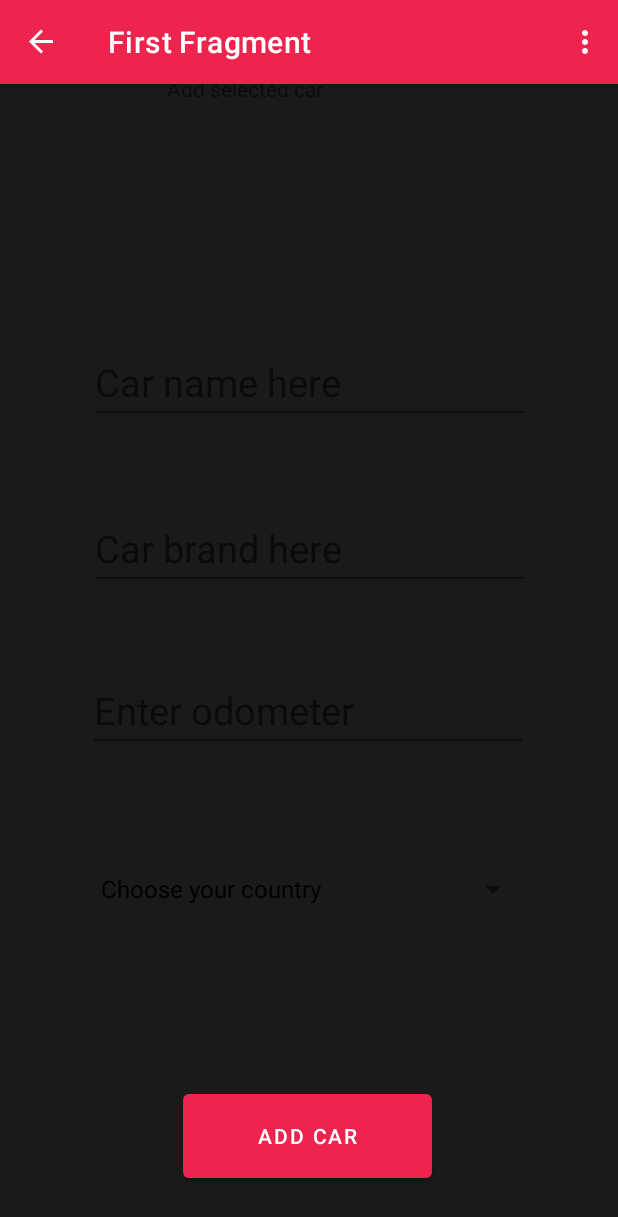
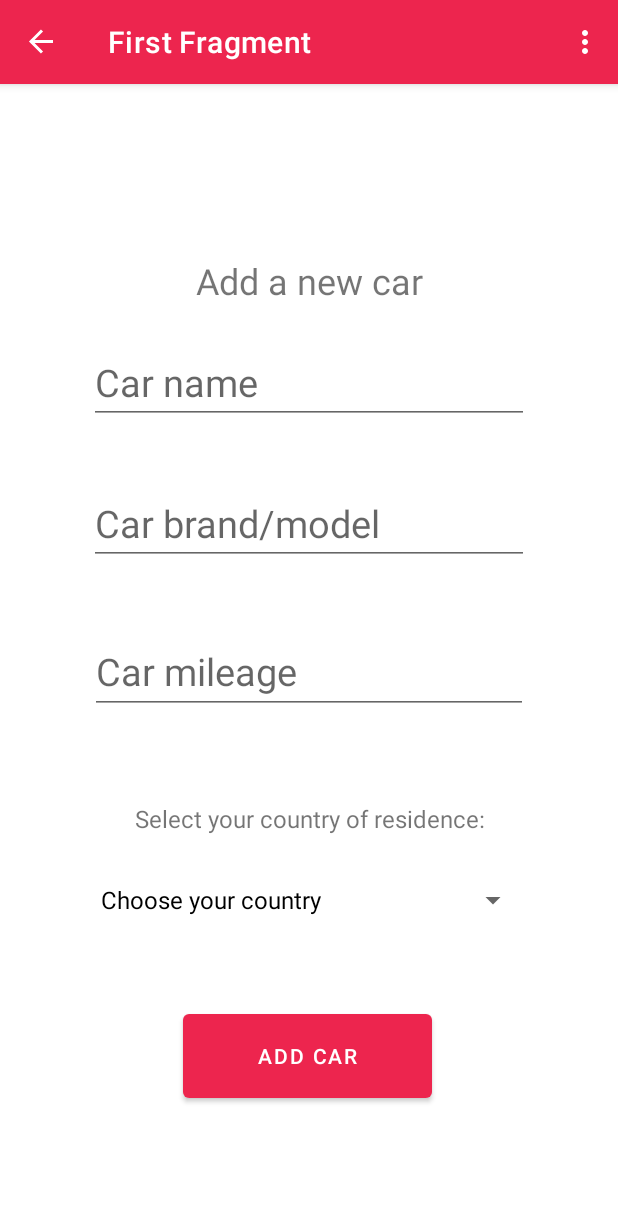
Before and after one commit to JonasKucinskas/MileMate, an Android app: the CarAddFragment screen opened through its navigation route, after a tap on "ADD CAR", on a phone screen of 412 x 824 dp. Shown: the top 1217 px of the screen. Run offline under Robolectric (Android 15) with nearby library versions, the phone set to English and light mode, and no system bars; our stand-ins replace Room's generated code, navigation-ui.

Commit message:
MM-15 Changed variable CarOdometer to CarMileage. Added new car object view fragment: fragment_car_info.xml (WIP). MM-10 Tidied up fragment_car_add.xml. MM-8 Temporarily reverted back to white theme.
Changed few unmodified variable types from var to val.
Converted more strings to editable into strings.xml

```diff
--- a/app/src/main/java/com/example/milemate/Car.kt
+++ b/app/src/main/java/com/example/milemate/Car.kt
@@ -1,7 +1,9 @@
 package com.example.milemate
+
+import java.util.Date
 
 class Car constructor(param1: String, param2: String, param3: String) {
     var carName: String = param1
     var carBrand: String = param2
-    var carOdometer: String = param3
+    var carMileage: String = param3
 }
--- a/app/src/main/java/com/example/milemate/CarAddFragment.kt
+++ b/app/src/main/java/com/example/milemate/CarAddFragment.kt
@@ -40,16 +40,16 @@
         addCarButton.setOnClickListener {
             val carNameContent = view.findViewById<EditText>(R.id.textCarName).text.toString()
             val carBrandContent = view.findViewById<EditText>(R.id.textCarBrand).text.toString()
-            val carOdometerContent = view.findViewById<EditText>(R.id.textCarOdometer).text.toString()
-            FirstCar = Car(carNameContent, carBrandContent, carOdometerContent)
+            val carMileageContent = view.findViewById<EditText>(R.id.numberCarMileage).text.toString()
+            FirstCar = Car(carNameContent, carBrandContent, carMileageContent)
             Toast.makeText(activity, "Car added successfully!", Toast.LENGTH_SHORT).show()
             //Sends notification
             val notificationHelper = NotificationHelper(requireContext())
             notificationHelper.sendNotification("MileMate", "Car Added successfully!")
 
             // Insert into database
-            var database = ViewModelProvider(this).get(DBManager::class.java);
-            database.insertCar(FirstCar);
+            val database = ViewModelProvider(this).get(DBManager::class.java)
+            database.insertCar(FirstCar)
         }
 
     }
@@ -58,7 +58,4 @@
         super.onDestroyView()
 
     }
-
-
-
 }
--- a/app/src/main/java/com/example/milemate/FirstFragment.kt
+++ b/app/src/main/java/com/example/milemate/TitleFragment.kt
@@ -18,7 +18,7 @@
 /**
  * A simple [Fragment] subclass as the default destination in the navigation.
  */
-class FirstFragment : Fragment() {
+class TitleFragment : Fragment() {
 
     private var _binding: FragmentFirstBinding? = null
 
@@ -29,7 +29,7 @@
     override fun onCreateView(
         inflater: LayoutInflater, container: ViewGroup?,
         savedInstanceState: Bundle?
-    ): View? {
+    ): View {
 
         _binding = FragmentFirstBinding.inflate(inflater, container, false)
         return binding.root
@@ -63,7 +63,7 @@
 
 
         //Didn't test but should work
-        var file = File(context?.filesDir.toString() + "/reminder.json")
+        val file = File(context?.filesDir.toString() + "/reminder.json")
 
         //read json object, check if reminder date is today, if yes, send notification.
 
--- a/app/src/main/java/com/example/milemate/database/Car.kt
+++ b/app/src/main/java/com/example/milemate/database/Car.kt
@@ -9,5 +9,5 @@
     val id: Int,
     val name: String,
     val brand: String,
-    val odometer: Int
+    val mileage: Int
 )
--- a/app/src/main/res/layout/activity_main.xml
+++ b/app/src/main/res/layout/activity_main.xml
@@ -5,7 +5,7 @@
     android:layout_width="match_parent"
     android:layout_height="match_parent"
     tools:context=".MainActivity"
-    android:background="@color/gray_main">
+    android:background="@color/white">
 
     <com.google.android.material.appbar.AppBarLayout
         android:id="@+id/appBarLayout"
--- a/app/src/main/res/layout/fragment_car_add.xml
+++ b/app/src/main/res/layout/fragment_car_add.xml
@@ -8,82 +8,99 @@
 
     <TextView
         android:id="@+id/textView2"
-        android:layout_width="189dp"
-        android:layout_height="20dp"
+        android:layout_width="183dp"
+        android:layout_height="34dp"
         android:layout_marginBottom="383dp"
-        android:text="@string/add_selCar"
+        android:text="@string/add_newCar"
+        android:textAlignment="center"
+        android:textSize="24sp"
         app:layout_constraintBottom_toBottomOf="parent"
         app:layout_constraintEnd_toEndOf="parent"
         app:layout_constraintStart_toStartOf="parent"
         app:layout_constraintTop_toTopOf="parent"
-        app:layout_constraintVertical_bias="0.118" />
+        app:layout_constraintVertical_bias="0.42" />
+
+    <TextView
+        android:id="@+id/textView"
+        android:layout_width="243dp"
+        android:layout_height="25dp"
+        android:text="@string/select_residence"
+        android:textAlignment="center"
+        android:textSize="16sp"
+        app:layout_constraintBottom_toTopOf="@+id/spinner"
+        app:layout_constraintEnd_toEndOf="parent"
+        app:layout_constraintStart_toStartOf="parent"
+        app:layout_constraintTop_toBottomOf="@+id/numberCarMileage"
+        app:layout_constraintVertical_bias="0.842" />
 
     <EditText
         android:id="@+id/textCarName"
         android:layout_width="wrap_content"
         android:layout_height="wrap_content"
         android:ems="10"
+        android:hint="@string/car_name"
         android:inputType="text"
-        android:hint="Car name here"
-        android:textSize="25dp"
+        android:textSize="25sp"
         app:layout_constraintBottom_toBottomOf="parent"
         app:layout_constraintEnd_toEndOf="parent"
         app:layout_constraintStart_toStartOf="parent"
         app:layout_constraintTop_toTopOf="parent"
-        app:layout_constraintVertical_bias="0.296" />
+        app:layout_constraintVertical_bias="0.296"
+        android:autofillHints="" />
 
     <EditText
         android:id="@+id/textCarBrand"
         android:layout_width="wrap_content"
         android:layout_height="wrap_content"
         android:ems="10"
+        android:hint="@string/car_brand_model"
         android:inputType="text"
-        android:hint="Car brand here"
-        android:textSize="25dp"
+        android:textSize="25sp"
         app:layout_constraintBottom_toBottomOf="parent"
         app:layout_constraintEnd_toEndOf="parent"
         app:layout_constraintStart_toStartOf="parent"
-        app:layout_constraintTop_toTopOf="parent"
-        app:layout_constraintVertical_bias="0.44" />
-
-    <EditText
-        android:id="@+id/textCarOdometer"
-        android:layout_width="wrap_content"
-        android:layout_height="wrap_content"
-        android:ems="10"
-        android:inputType="text"
-        android:hint="Enter odometer"
-        android:textSize="25dp"
-        app:layout_constraintBottom_toBottomOf="parent"
-        app:layout_constraintEnd_toEndOf="parent"
-        app:layout_constraintHorizontal_bias="0.497"
-        app:layout_constraintStart_toStartOf="parent"
-        app:layout_constraintTop_toTopOf="parent"
-        app:layout_constraintVertical_bias="0.58" />
+        app:layout_constraintTop_toBottomOf="@+id/textCarName"
+        app:layout_constraintVertical_bias="0.08"
+        android:autofillHints="" />
 
     <Button
         android:id="@+id/buttonAddCar"
         android:layout_width="166dp"
         android:layout_height="68dp"
-        android:text="Add car"
         android:onClick="buttonAddCar"
+        android:text="@string/add_car"
         app:layout_constraintBottom_toBottomOf="parent"
         app:layout_constraintEnd_toEndOf="parent"
         app:layout_constraintHorizontal_bias="0.497"
         app:layout_constraintStart_toStartOf="parent"
-        app:layout_constraintTop_toTopOf="parent"
-        app:layout_constraintVertical_bias="0.957" />
+        app:layout_constraintTop_toBottomOf="@+id/spinner"
+        app:layout_constraintVertical_bias="0.323" />
 
     <Spinner
         android:id="@+id/spinner"
         android:layout_width="293dp"
         android:layout_height="58dp"
-        android:contentDescription="Choose your country"
+        android:contentDescription="@string/choose_your_country"
         android:labelFor="@+id/spinner"
         app:layout_constraintBottom_toBottomOf="parent"
         app:layout_constraintEnd_toEndOf="parent"
         app:layout_constraintStart_toStartOf="parent"
-        app:layout_constraintTop_toTopOf="parent"
-        app:layout_constraintVertical_bias="0.736" />
+        app:layout_constraintTop_toBottomOf="@+id/numberCarMileage"
+        app:layout_constraintVertical_bias="0.329" />
+
+    <EditText
+        android:id="@+id/numberCarMileage"
+        android:layout_width="292dp"
+        android:layout_height="56dp"
+        android:ems="10"
+        android:hint="@string/car_mileage"
+        android:inputType="number"
+        android:textSize="25dp"
+        app:layout_constraintBottom_toBottomOf="parent"
+        app:layout_constraintEnd_toEndOf="parent"
+        app:layout_constraintStart_toStartOf="parent"
+        app:layout_constraintTop_toBottomOf="@+id/textCarBrand"
+        app:layout_constraintVertical_bias="0.111"
+        android:autofillHints="" />
 
 </androidx.constraintlayout.widget.ConstraintLayout>
--- a/app/src/main/res/layout/fragment_first.xml
+++ b/app/src/main/res/layout/fragment_first.xml
@@ -4,13 +4,13 @@
     xmlns:tools="http://schemas.android.com/tools"
     android:layout_width="match_parent"
     android:layout_height="match_parent"
-    tools:context=".FirstFragment">
+    tools:context=".TitleFragment">
 
     <TextView
         android:id="@+id/textview_first"
         android:layout_width="wrap_content"
         android:layout_height="wrap_content"
-        android:textColor="@color/white"
+        android:textColor="@color/black"
         android:text="@string/no_cars"
         app:layout_constraintBottom_toTopOf="@id/add_CarBtn"
         app:layout_constraintEnd_toEndOf="parent"
@@ -33,7 +33,7 @@
         android:layout_width="wrap_content"
         android:layout_height="wrap_content"
         android:layout_marginBottom="4dp"
-        android:text="tempButton"
+        android:text="@string/tempbutton"
         app:layout_constraintBottom_toBottomOf="parent"
         app:layout_constraintEnd_toEndOf="parent"
         app:layout_constraintStart_toStartOf="parent" />
--- a/app/src/main/res/navigation/nav_graph.xml
+++ b/app/src/main/res/navigation/nav_graph.xml
@@ -8,7 +8,7 @@
     <!-- First fragment -->
     <fragment
         android:id="@+id/FirstFragment"
-        android:name="com.example.milemate.FirstFragment"
+        android:name="com.example.milemate.TitleFragment"
         android:label="@string/first_fragment_label"
         tools:layout="@layout/fragment_first">
         <action
--- a/app/src/main/res/values/dimens.xml
+++ b/app/src/main/res/values/dimens.xml
@@ -1,3 +1,4 @@
 <resources>
     <dimen name="fab_margin">16dp</dimen>
+    <dimen name="text_margin">16dp</dimen>
 </resources>
--- a/app/src/main/res/values/strings.xml
+++ b/app/src/main/res/values/strings.xml
@@ -6,7 +6,7 @@
     <string name="add_car">Add car</string>
     <string name="previous">Previous</string>
 
-    <!-- Strings for FirstFragment -->
+    <!-- Strings for TitleFragment -->
     <string name="no_cars">There are no linked cars to this application. :(</string>
 
     <string name="placeholder">Placeholder</string>
@@ -15,8 +15,14 @@
     <string name="hello_blank_fragment">Hello blank fragment</string>
 
     <!-- Strings for CarAddFragment -->
-    <string name="add_selCar">Add selected car</string>
+    <string name="add_newCar">Add a new car</string>
     <string name="checkup_fragment_label">Check-Up</string>
     <string name="checkup_fragment_saveBtn">Check-Up</string>
+    <string name="choose_your_country">Choose your country</string>
+    <string name="select_residence">Select your country of residence:</string>
+    <string name="car_name">Car name</string>
+    <string name="car_brand_model">Car brand/model</string>
+    <string name="car_mileage">Car mileage</string>
+    <string name="tempbutton">tempButton</string>
 
 </resources>
```
Also changed, not shown: app/src/main/java/com/example/milemate/CarInfoFragment.java (added, +64 -0 lines), app/src/main/res/layout/fragment_car_info.xml (added, +49 -0 lines), app/src/main/res/layout/fragment_check_up.xml (+39 -34 lines).
